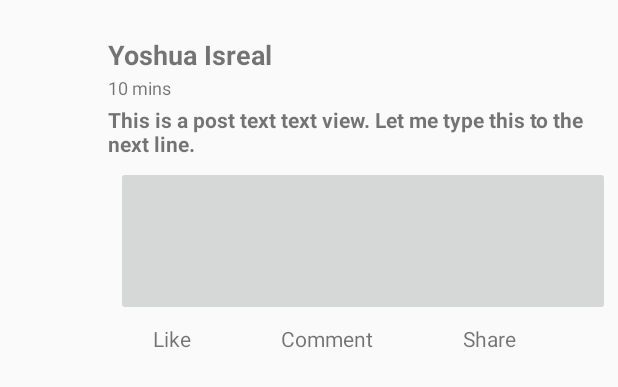
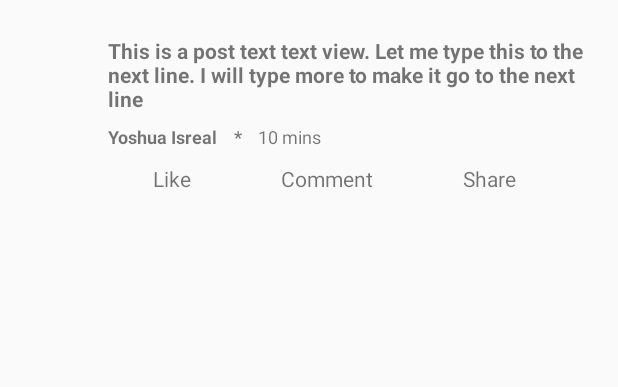
Before and after one commit to dwalee/FrontierApp, an Android app: the layout post_item_layout.xml on its own in the app's theme, with its tools: preview values and no code run, on a phone screen of 412 x 824 dp. Shown: the top 387 px of the screen. Run offline under Robolectric (Android 15) with nearby library versions, the phone set to English and light mode, and no system bars.

Commit message:
Modified post layout

```diff
--- a/app/src/main/res/layout/post_item_layout.xml
+++ b/app/src/main/res/layout/post_item_layout.xml
@@ -15,24 +15,7 @@
         android:layout_width="match_parent"
         android:layout_height="wrap_content"
         android:orientation="vertical">
-        <!-- Alliance Name -->
-        <TextView
-            android:layout_width="wrap_content"
-            android:layout_height="wrap_content"
-            android:id="@+id/usernameTextView"
-            android:text="Yoshua Isreal"
-            android:textSize="18sp"
-            android:textStyle="bold"
-            android:layout_marginTop="24dp"/>
 
-        <!-- Timestamp goes here -->
-        <TextView
-            android:layout_width="wrap_content"
-            android:layout_height="wrap_content"
-            android:id="@+id/timestampTextView"
-            android:text="10 mins"
-            android:textSize="12sp"
-            android:layout_marginTop="1dp"/>
 
         <!--User's Post-->
         <TextView
@@ -40,17 +23,52 @@
             android:layout_height="wrap_content"
             android:id="@+id/usersPostTextView"
             android:textStyle="bold"
-            android:text="This is a post text text view. Let me type this to the next line. "
-            android:layout_marginTop="3dp"
+            android:text="@string/post_string"
+            android:layout_marginTop="24dp"
+            android:layout_marginRight="10dp"
             android:gravity="center_vertical"/>
+
+        <LinearLayout
+            android:layout_width="match_parent"
+            android:layout_height="wrap_content"
+            android:orientation="horizontal">
+
+            <!-- User's Name -->
+            <TextView
+                android:layout_width="wrap_content"
+                android:layout_height="wrap_content"
+                android:id="@+id/usernameTextView"
+                android:text="Yoshua Isreal"
+                android:textSize="12sp"
+                android:textStyle="bold"
+                android:layout_marginTop="7dp"/>
+
+            <TextView
+                android:layout_width="wrap_content"
+                android:layout_height="wrap_content"
+                android:text="    *    "
+                android:textSize="12sp"
+                android:textStyle="bold"
+                android:layout_marginTop="7dp"/>
+
+            <!-- Timestamp goes here -->
+            <TextView
+                android:layout_width="wrap_content"
+                android:layout_height="wrap_content"
+                android:id="@+id/timestampTextView"
+                android:text="10 mins"
+                android:textSize="12sp"
+                android:layout_marginTop="7dp"/>
+        </LinearLayout>
 
         <!--Image Post goes here -->
         <ImageButton
             android:layout_width="match_parent"
-            android:layout_height="100dp"
+            android:layout_height="300dp"
             android:id="@+id/usersImagePostImageButton"
             android:layout_marginTop="2dp"
-            android:layout_margin="5dp"/>
+            android:layout_margin="5dp"
+            android:visibility="gone"/>
 
         <!-- Like, comment, share icons go here -->
         <LinearLayout
@@ -58,6 +76,7 @@
             android:layout_height="wrap_content"
             android:id="@+id/interactableIconsLinearLayout"
             android:orientation="horizontal"
+            android:layout_marginTop="10dp"
             >
 
             <TextView
--- a/app/src/main/res/values/strings.xml
+++ b/app/src/main/res/values/strings.xml
@@ -25,5 +25,6 @@
     <string name="title_activity_main2">Main2Activity</string>
     <string name="settings">Settings</string>
     <string name="Logout">Logout</string>
+    <string name="post_string">This is a post text text view. Let me type this to the next line. I will type more to make it go to the next line</string>
 
 </resources>
```
